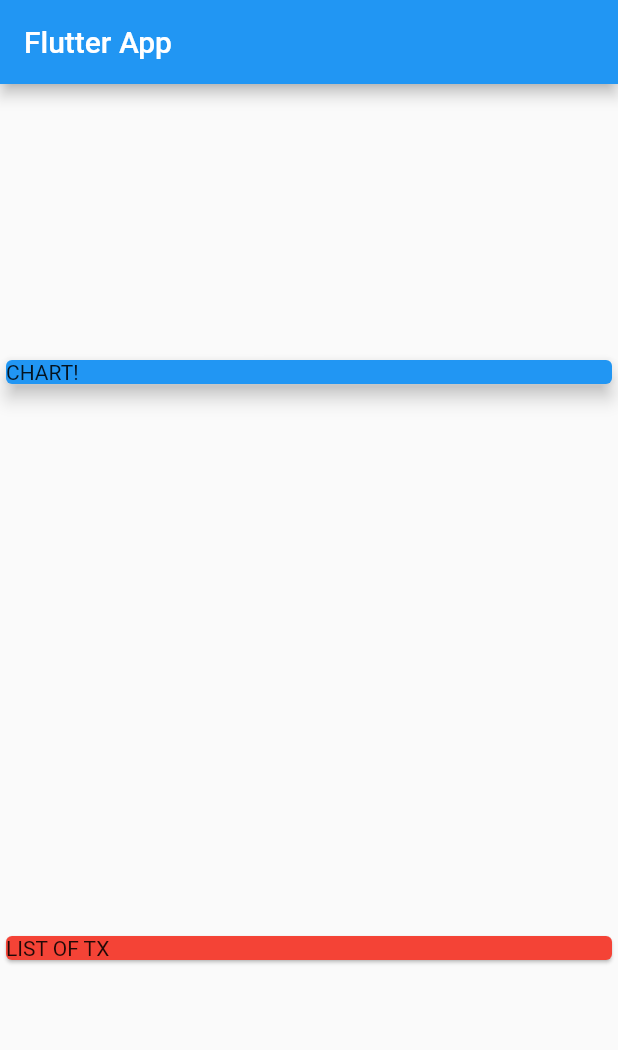
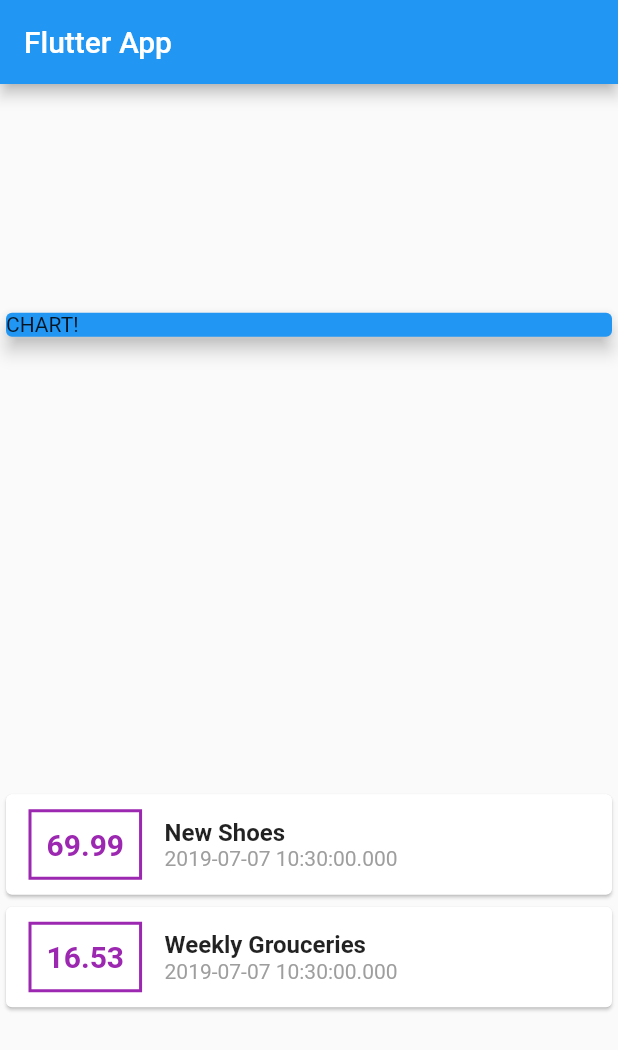
Before and after one commit to madebyrh/personal-expenses-app, a Flutter app: the screen it shows after launch, on a phone screen of 412 x 824 dp. Shown: the top 1050 px of the screen. Run offline on Flutter 3.47's test engine with Material 2 defaults, Android fonts, the phone set to English and light mode, and no system bars.

Commit message:
add transaction card

```diff
--- a/lib/main.dart
+++ b/lib/main.dart
@@ -46,10 +46,54 @@ class MyHomePage extends StatelessWidget {
                 elevation: 5,
               ),
             ),
-            Card(
-              color: Colors.red,
-              child: Text('LIST OF TX'),
-            ),
+            Column(
+                children: transactions.map((tx) {
+              return Card(
+                child: Row(
+                  children: <Widget>[
+                    Container(
+                      padding: EdgeInsets.all(10),
+                      margin: EdgeInsets.symmetric(
+                        vertical: 10,
+                        horizontal: 15,
+                      ),
+                      decoration: BoxDecoration(
+                        border: Border.all(
+                          color: Colors.purple,
+                          width: 2,
+                        ),
+                      ),
+                      child: Text(
+                        tx.amount.toString(),
+                        style: TextStyle(
+                          fontWeight: FontWeight.bold,
+                          fontSize: 20,
+                          color: Colors.purple,
+                        ),
+                      ),
+                    ),
+                    Column(
+                      crossAxisAlignment: CrossAxisAlignment.start,
+                      children: <Widget>[
+                        Text(
+                          tx.title,
+                          style: TextStyle(
+                            fontSize: 16,
+                            fontWeight: FontWeight.bold,
+                          ),
+                        ),
+                        Text(
+                          tx.date.toString(),
+                          style: TextStyle(
+                            color: Colors.grey,
+                          ),
+                        ),
+                      ],
+                    )
+                  ],
+                ),
+              );
+            }).toList()),
           ],
         ));
   }
```
